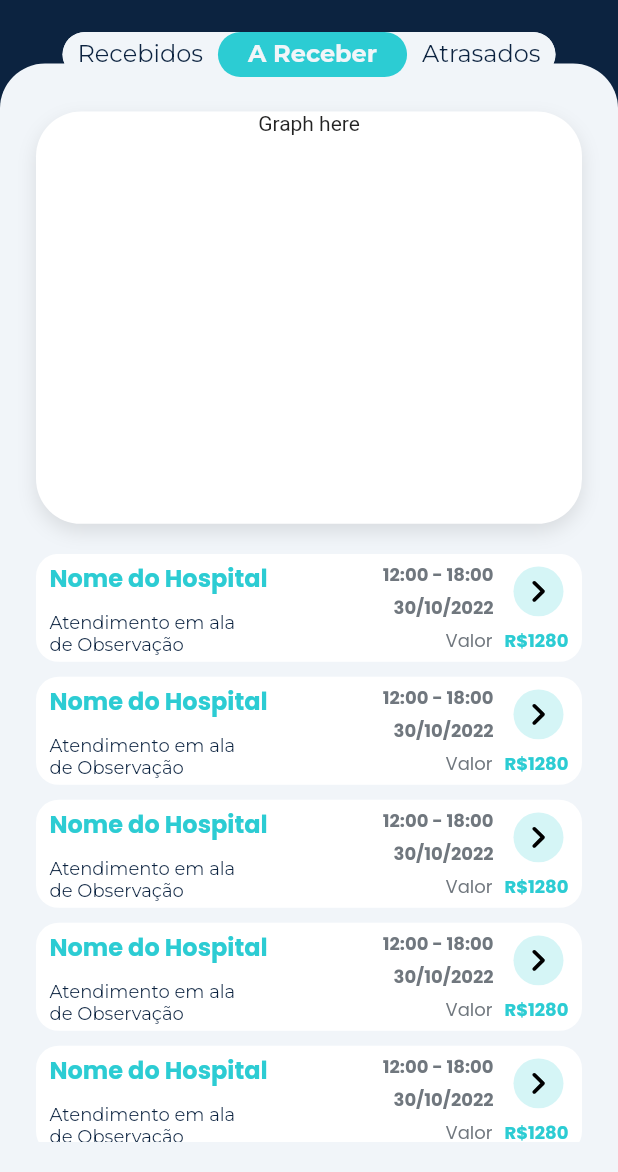
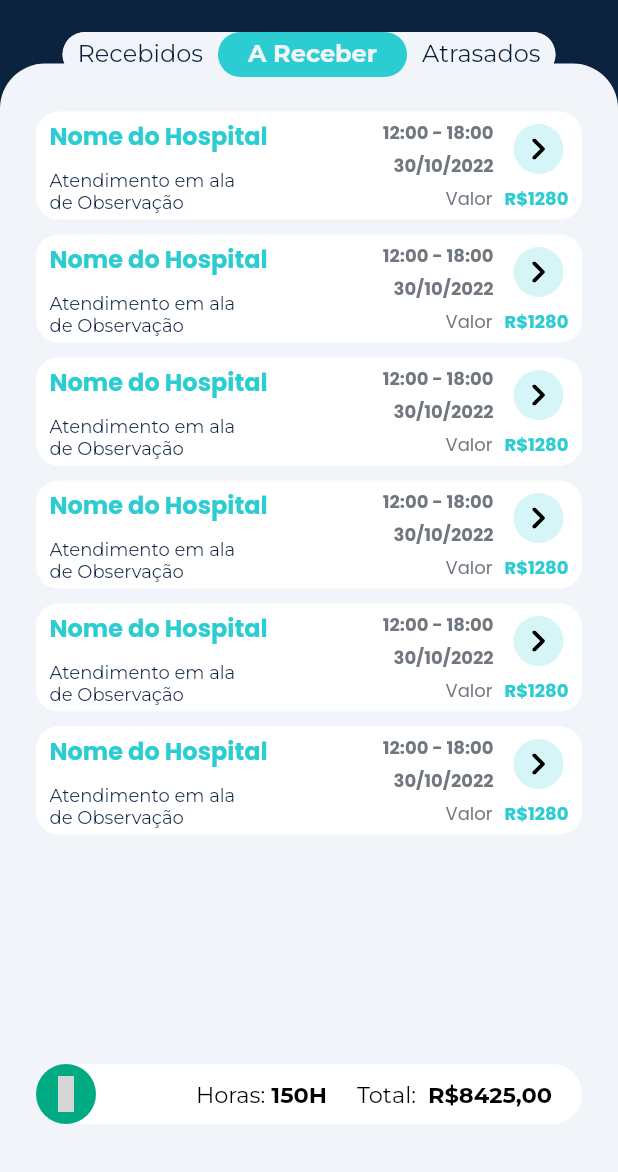
Before and after one commit to CabraKill/blue-financeiro, a Flutter app: the screen it shows after launch, after a tap on "A Receber", on a phone screen of 412 x 824 dp, the part 64-1236 px from its top. Run offline on Flutter 3.47's test engine with Material 2 defaults, Android fonts, the phone set to English and light mode, and no system bars; our stand-ins replace flutter_svg, iconly; grey boxes are pictures that could not be loaded.

Commit message:
adding amount bottom bar

```diff
--- a/lib/presentation/pages/finances/finances_page.dart
+++ b/lib/presentation/pages/finances/finances_page.dart
@@ -1,6 +1,10 @@
 import 'package:dox_financeiro/domain/entities/finances_payment_card_entity.dart';
+import 'package:dox_financeiro/presentation/pages/finances/views/late/late_view_widget.dart';
+import 'package:dox_financeiro/presentation/pages/finances/views/received/received_view_widget.dart';
+import 'package:dox_financeiro/presentation/pages/finances/views/toReceive/to_receive_view_widget.dart';
 import 'package:dox_financeiro/presentation/pages/finances/widgets/finances_graph_widget.dart';
 import 'package:dox_financeiro/presentation/pages/finances/widgets/finances_tabs/finances_tabs_widget.dart';
+import 'package:dox_financeiro/presentation/pages/finances/widgets/hours/hours_bottom_bar_widget.dart';
 import 'package:dox_financeiro/presentation/pages/finances/widgets/payments/finances_payment_card_widget.dart';
 import 'package:dox_financeiro/presentation/widgets/theme/dox_colors.dart';
 import 'package:dox_financeiro/presentation/widgets/theme/dox_sizing.dart';
@@ -16,14 +20,7 @@ class FinancesPage extends StatefulWidget {
 
 class _FinancesPageState extends State<FinancesPage> {
   int _currentIndex = 0;
-  final mockData = FinancesPaymentCardEntity(
-    location: "Nome do Hospital",
-    description: "Atendimento em ala de Observação",
-    startTime: DateTime(2022, 10, 30, 12),
-    endTime: DateTime(2022, 10, 30, 18),
-    amount: 1280,
-    date: DateTime(2022, 10, 30),
-  );
+
   @override
   Widget build(BuildContext context) {
     return Scaffold(
@@ -34,8 +31,8 @@ class _FinancesPageState extends State<FinancesPage> {
       ),
       body: TertiaryBackground(
           child:
-          //TODO: make it more granular
-          Stack(
+              //TODO: make it more granular
+              Stack(
         children: [
           Container(
             margin: const EdgeInsets.only(top: 21),
@@ -51,28 +48,15 @@ class _FinancesPageState extends State<FinancesPage> {
                 left: 24,
                 right: 24,
                 top: 32),
-            child: Column(
-              children: [
-                const FinancesGraph(),
-                const SizedBox(height: 20),
-                Expanded(
-                  child: ListView.builder(
-                    //TODO: get this value from controller
-                    itemCount: 10,
-                    itemBuilder: (context, index) => Padding(
-                      padding:
-                          //TODO: get this conditional value from controller
-                          EdgeInsets.only(bottom: index == 10 - 1 ? 20 : 10),
-                      child: FinancesPaymentCard(
-                        data: mockData,
-                      ),
-                    ),
-                  ),
-                ),
-                //top padding
-                const SizedBox(height: 20),
-              ],
-            ),
+            child: Builder(builder: (context) {
+              if (_currentIndex == 0) {
+                return const FinancesReceivedView();
+              } else if (_currentIndex == 1) {
+                return const FinancesToReceiveView();
+              } else {
+                return const FinancesLateView();
+              }
+            }),
           ),
           Align(
             alignment: Alignment.topCenter,
--- /dev/null
+++ b/lib/presentation/pages/finances/views/late/late_view_widget.dart
@@ -0,0 +1,49 @@
+import 'package:dox_financeiro/domain/entities/finances_payment_card_entity.dart';
+import 'package:dox_financeiro/presentation/pages/finances/widgets/finances_graph_widget.dart';
+import 'package:dox_financeiro/presentation/pages/finances/widgets/hours/hours_bottom_bar_widget.dart';
+import 'package:dox_financeiro/presentation/pages/finances/widgets/payments/finances_payment_card_widget.dart';
+import 'package:flutter/material.dart';
+
+final _mockData = FinancesPaymentCardEntity(
+  location: "Nome do Hospital",
+  description: "Atendimento em ala de Observação",
+  startTime: DateTime(2022, 10, 30, 12),
+  endTime: DateTime(2022, 10, 30, 18),
+  amount: 1280,
+  date: DateTime(2022, 10, 30),
+);
+
+class FinancesLateView extends StatelessWidget {
+  //TODO: receive the value for list
+  //TODO: receive the value for the graph
+  const FinancesLateView({Key? key}) : super(key: key);
+  static const int _listLength = 3;
+  @override
+  Widget build(BuildContext context) {
+    return Column(
+      children: [
+        Expanded(
+          child: ListView.builder(
+            //TODO: get this value from controller
+            itemCount: _listLength,
+            itemBuilder: (context, index) => Padding(
+              padding:
+                  //TODO: get this conditional value from controller
+                  EdgeInsets.only(bottom: index == _listLength - 1 ? 20 : 10),
+              child: FinancesPaymentCard(
+                data: _mockData,
+              ),
+            ),
+          ),
+        ),
+        //top padding
+        const SizedBox(height: 20),
+        const HoursBottomBar.late(
+          moneyAmount: 4620,
+          timeAmount: 24,
+        ),
+        const SizedBox(height: 32),
+      ],
+    );
+  }
+}
--- /dev/null
+++ b/lib/presentation/pages/finances/views/received/received_view_widget.dart
@@ -0,0 +1,51 @@
+import 'package:dox_financeiro/domain/entities/finances_payment_card_entity.dart';
+import 'package:dox_financeiro/presentation/pages/finances/widgets/finances_graph_widget.dart';
+import 'package:dox_financeiro/presentation/pages/finances/widgets/hours/hours_bottom_bar_widget.dart';
+import 'package:dox_financeiro/presentation/pages/finances/widgets/payments/finances_payment_card_widget.dart';
+import 'package:flutter/material.dart';
+
+final _mockData = FinancesPaymentCardEntity(
+  location: "Nome do Hospital",
+  description: "Atendimento em ala de Observação",
+  startTime: DateTime(2022, 10, 30, 12),
+  endTime: DateTime(2022, 10, 30, 18),
+  amount: 1280,
+  date: DateTime(2022, 10, 30),
+);
+
+class FinancesReceivedView extends StatelessWidget {
+  //TODO: receive the value for list
+  //TODO: receive the value for the graph
+  const FinancesReceivedView({Key? key}) : super(key: key);
+  static const int _listLength = 10;
+  @override
+  Widget build(BuildContext context) {
+    return Column(
+      children: [
+        const FinancesGraph(),
+        const SizedBox(height: 20),
+        Expanded(
+          child: ListView.builder(
+            //TODO: get this value from controller
+            itemCount: _listLength,
+            itemBuilder: (context, index) => Padding(
+              padding:
+                  //TODO: get this conditional value from controller
+                  EdgeInsets.only(bottom: index == _listLength - 1 ? 20 : 10),
+              child: FinancesPaymentCard(
+                data: _mockData,
+              ),
+            ),
+          ),
+        ),
+        //top padding
+        const SizedBox(height: 20),
+        const HoursBottomBar.received(
+          moneyAmount: 35650,
+          timeAmount: 450,
+        ),
+        const SizedBox(height: 32),
+      ],
+    );
+  }
+}
--- /dev/null
+++ b/lib/presentation/pages/finances/views/toReceive/to_receive_view_widget.dart
@@ -0,0 +1,48 @@
+import 'package:dox_financeiro/domain/entities/finances_payment_card_entity.dart';
+import 'package:dox_financeiro/presentation/pages/finances/widgets/hours/hours_bottom_bar_widget.dart';
+import 'package:dox_financeiro/presentation/pages/finances/widgets/payments/finances_payment_card_widget.dart';
+import 'package:flutter/material.dart';
+
+final _mockData = FinancesPaymentCardEntity(
+  location: "Nome do Hospital",
+  description: "Atendimento em ala de Observação",
+  startTime: DateTime(2022, 10, 30, 12),
+  endTime: DateTime(2022, 10, 30, 18),
+  amount: 1280,
+  date: DateTime(2022, 10, 30),
+);
+
+class FinancesToReceiveView extends StatelessWidget {
+  //TODO: receive the value for list
+  //TODO: receive the value for the graph
+  const FinancesToReceiveView({Key? key}) : super(key: key);
+  static const int _listLength = 6;
+  @override
+  Widget build(BuildContext context) {
+    return Column(
+      children: [
+        Expanded(
+          child: ListView.builder(
+            //TODO: get this value from controller
+            itemCount: _listLength,
+            itemBuilder: (context, index) => Padding(
+              padding:
+                  //TODO: get this conditional value from controller
+                  EdgeInsets.only(bottom: index == _listLength - 1 ? 20 : 10),
+              child: FinancesPaymentCard(
+                data: _mockData,
+              ),
+            ),
+          ),
+        ),
+        //top padding
+        const SizedBox(height: 20),
+        const HoursBottomBar.toReceive(
+          moneyAmount: 8425,
+          timeAmount: 150,
+        ),
+        const SizedBox(height: 32),
+      ],
+    );
+  }
+}
--- /dev/null
+++ b/lib/presentation/pages/finances/widgets/hours/hours_bottom_bar_widget.dart
@@ -0,0 +1,86 @@
+import 'package:dox_financeiro/presentation/utils/money_converter_util.dart';
+import 'package:dox_financeiro/presentation/utils/time_converter_util.dart';
+import 'package:dox_financeiro/presentation/widgets/theme/dox_colors.dart';
+import 'package:dox_financeiro/presentation/widgets/theme/typograph.dart';
+import 'package:flutter/material.dart';
+import 'package:iconly/iconly.dart';
+
+//TODO: maybe use an entity here
+//TODO: change name
+class HoursBottomBar extends StatelessWidget {
+  final int timeAmount;
+  final double moneyAmount;
+  final Color iconColor;
+  const HoursBottomBar({
+    required this.timeAmount,
+    required this.moneyAmount,
+    required this.iconColor,
+    Key? key,
+  }) : super(key: key);
+
+  const HoursBottomBar.received({
+    required this.timeAmount,
+    required this.moneyAmount,
+    Key? key,
+  })  : iconColor = DoxColors.primary,
+        super(key: key);
+
+  const HoursBottomBar.toReceive({
+    required this.timeAmount,
+    required this.moneyAmount,
+    Key? key,
+  })  : iconColor = DoxColors.green,
+        super(key: key);
+
+  const HoursBottomBar.late({
+    required this.timeAmount,
+    required this.moneyAmount,
+    Key? key,
+  })  : iconColor = DoxColors.orange,
+        super(key: key);
+
+  @override
+  Widget build(BuildContext context) {
+    return Container(
+      decoration: BoxDecoration(
+        color: Colors.white,
+        borderRadius: BorderRadius.circular(33),
+      ),
+      child: Row(children: [
+        Container(
+          decoration: BoxDecoration(
+            shape: BoxShape.circle,
+            color: iconColor,
+          ),
+          padding: const EdgeInsets.all(8),
+          child: const Icon(
+            IconlyBroken.paper_plus,
+            color: Colors.white,
+            size: 24,
+          ),
+        ),
+        const Spacer(),
+        Text(
+          'Horas:',
+          style: DoxTypograph.timeMoneyTitle,
+        ),
+        const SizedBox(width: 4),
+        Text(
+          TimeConverter.getSimpleTimeFromDateTime(timeAmount),
+          style: DoxTypograph.timeMoneyValue,
+        ),
+        const SizedBox(width: 20),
+        Text(
+          'Total: ',
+          style: DoxTypograph.timeMoneyTitle,
+        ),
+        const SizedBox(width: 4),
+        Text(
+          MoneyConverterUtil.convertToMoneyWith2(moneyAmount),
+          style: DoxTypograph.timeMoneyValue,
+        ),
+        const SizedBox(width: 20),
+      ]),
+    );
+  }
+}
--- a/lib/presentation/utils/money_converter_util.dart
+++ b/lib/presentation/utils/money_converter_util.dart
@@ -1,6 +1,10 @@
+//TODO: make test cases
 class MoneyConverterUtil {
-  //TODO: make test case
   static String convertToSimpleMoney(double value) {
     return 'R\$${value.toStringAsFixed(0)}';
   }
+
+  static String convertToMoneyWith2(double value) {
+    return 'R\$${value.toStringAsFixed(2)}'.replaceAll('.', ',');
+  }
 }
--- a/lib/presentation/utils/time_converter_util.dart
+++ b/lib/presentation/utils/time_converter_util.dart
@@ -2,6 +2,10 @@
 class TimeConverter {
   static String getTimeFormattedFromDateTime(DateTime dateTime) {
     return '${dateTime.hour}:${dateTime.minute.toString().padLeft(2, '0')}';
+  }
+
+  static String getSimpleTimeFromDateTime(int dateTime) {
+    return '${dateTime}H';
   }
 
   static String getDateFormattedFromDateTime(DateTime dateTime) {
--- a/lib/presentation/widgets/theme/dox_colors.dart
+++ b/lib/presentation/widgets/theme/dox_colors.dart
@@ -2,7 +2,11 @@ import 'package:flutter/material.dart';
 
 class DoxColors {
   static const Color primary = Color(0xFF2CCCD3);
+  //TODO: remove when possible
+  static const Color primary02 = Color(0xFFD5F5F6);
   static const Color notW = Color(0xFFF1F5F9);
   static const Color tertiary = Color(0xFF0C2340);
   static const Color nonSelected = Color(0xFF70777E);
+  static const Color green = Color(0xFF00AB84);
+  static const Color orange = Color(0xFFFD5A33);
 }
--- a/lib/presentation/widgets/theme/typograph.dart
+++ b/lib/presentation/widgets/theme/typograph.dart
@@ -1,5 +1,5 @@
 import 'package:dox_financeiro/presentation/widgets/theme/dox_colors.dart';
-import 'package:flutter/cupertino.dart';
+import 'package:flutter/material.dart';
 
 class DoxTypograph {
   static TextStyle get appBarTitle => const TextStyle(
@@ -49,4 +49,18 @@ class DoxTypograph {
         fontWeight: FontWeight.w500,
         color: DoxColors.nonSelected,
       );
+
+  static TextStyle get timeMoneyTitle => const TextStyle(
+        fontFamily: 'Montserrat',
+        fontSize: 15,
+        fontWeight: FontWeight.w400,
+        color: Colors.black,
+      );
+
+  static TextStyle get timeMoneyValue => const TextStyle(
+        fontFamily: 'Montserrat',
+        fontSize: 15,
+        fontWeight: FontWeight.w600,
+        color: Colors.black,
+      );
 }
```
